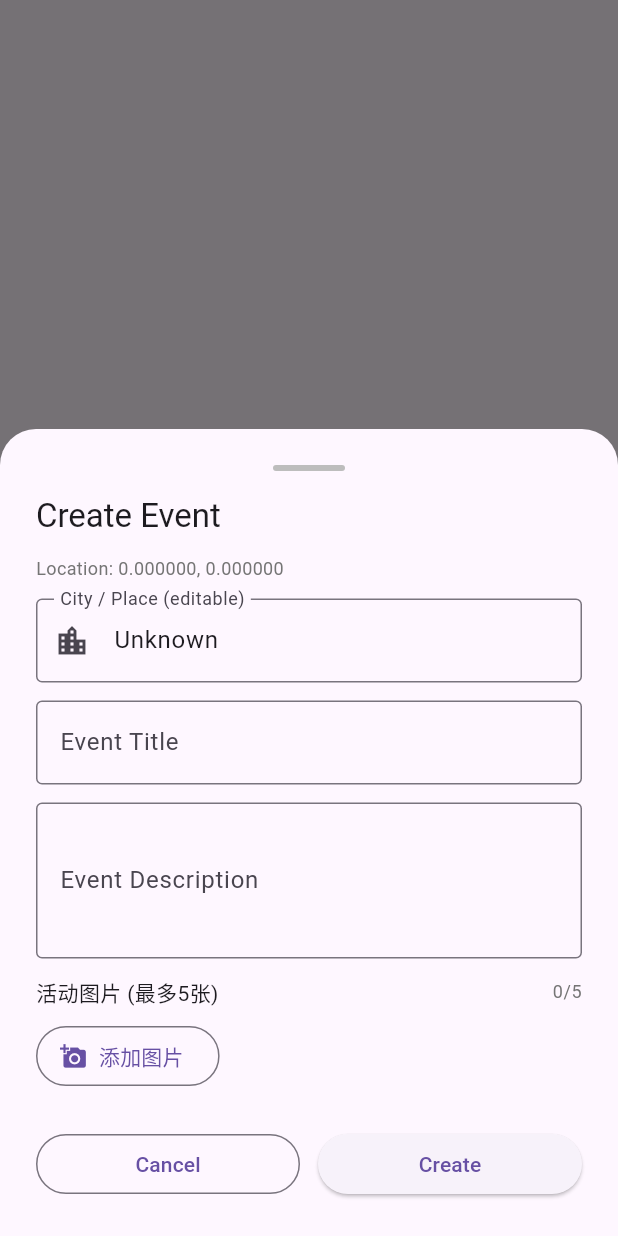
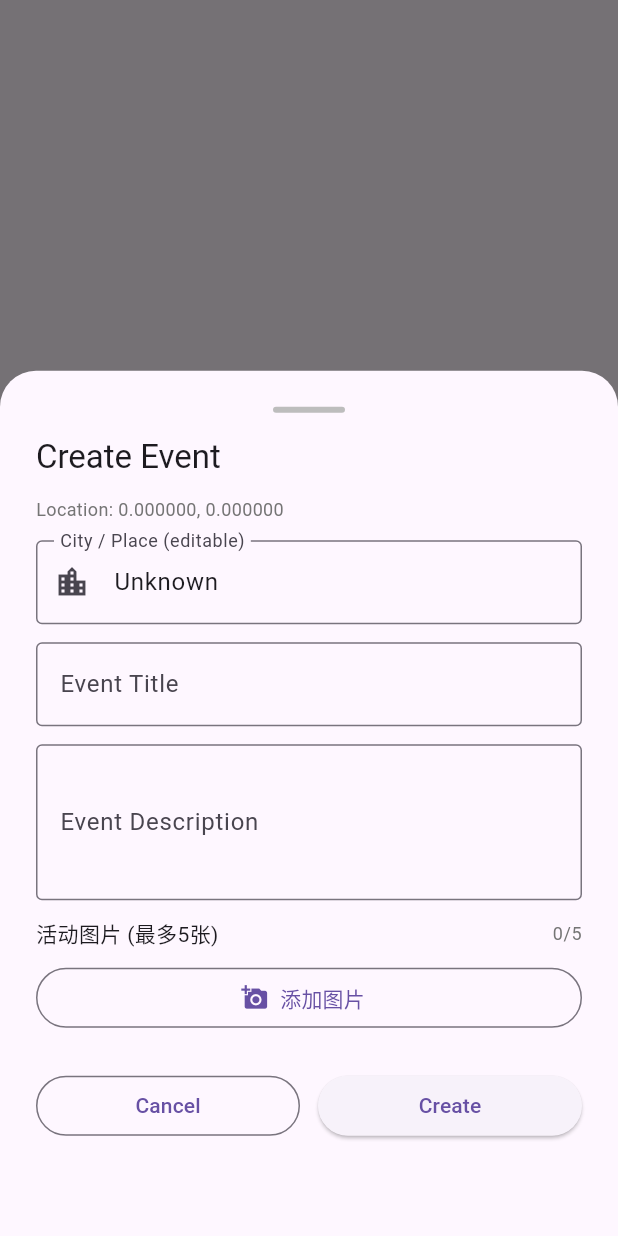
Before and after one commit to Kukutx/crew_app, a Flutter app: what showCreateEventBottomSheet() shows on an empty page, opened directly with empty values, on a phone screen of 412 x 824 dp. Run offline on Flutter 3.47's test engine with Material 3 defaults, Android fonts, the phone set to English and light mode, and no system bars; our stand-ins replace cached_network_image, dio, firebase_auth, firebase_core, firebase_crashlytics, firebase_remote_config and 10 more; missing offline and left inert: feedback, firebase_ui_auth, firebase_ui_oauth_apple, firebase_ui_oauth_google, image_gallery_saver_plus; accounts and stored records are empty; network calls fail.

Commit message:
Refactor create event bottom sheet to be draggable

```diff
--- a/lib/features/events/presentation/map/sheets/map_create_event_sheet.dart
+++ b/lib/features/events/presentation/map/sheets/map_create_event_sheet.dart
@@ -96,6 +96,12 @@
               coverIndex = index;
             });
           }
+          return DraggableScrollableSheet(
+            expand: false,
+            minChildSize: 0.4,
+            initialChildSize: 0.7,
+            maxChildSize: 0.95,
+            builder: (context, scrollController) {
               return AnimatedPadding(
                 duration: const Duration(milliseconds: 200),
                 curve: Curves.easeOut,
@@ -105,9 +111,10 @@
                   left: 24,
                   right: 24,
                 ),
-            child: Column(
-              mainAxisSize: MainAxisSize.min,
-              crossAxisAlignment: CrossAxisAlignment.start,
+                child: Form(
+                  key: formKey,
+                  child: ListView(
+                    controller: scrollController,
                     children: [
                       Center(
                         child: Container(
@@ -125,20 +132,12 @@
                         style: Theme.of(context).textTheme.titleLarge,
                       ),
                       const SizedBox(height: 12),
-                Form(
-                  key: formKey,
-                  child: SingleChildScrollView(
-                    child: Column(
-                      mainAxisSize: MainAxisSize.min,
-                      crossAxisAlignment: CrossAxisAlignment.start,
-                      children: [
                       Text(
                         loc.location_coordinates(
                           pos.latitude.toStringAsFixed(6),
                           pos.longitude.toStringAsFixed(6),
                         ),
-                          style:
-                              TextStyle(color: Colors.grey[600], fontSize: 12),
+                        style: TextStyle(color: Colors.grey[600], fontSize: 12),
                       ),
                       const SizedBox(height: 12),
                       TextFormField(
@@ -178,8 +177,7 @@
                           Expanded(
                             child: Text(
                               '活动图片 (最多5张)',
-                                style:
-                                    Theme.of(context).textTheme.bodyMedium,
+                              style: Theme.of(context).textTheme.bodyMedium,
                             ),
                           ),
                           Text(
@@ -206,8 +204,7 @@
                                       width: 80,
                                       height: 80,
                                       decoration: BoxDecoration(
-                                          borderRadius:
-                                              BorderRadius.circular(8),
+                                        borderRadius: BorderRadius.circular(8),
                                         border: Border.all(
                                           color: coverIndex == i
                                               ? Theme.of(context)
@@ -290,10 +287,6 @@
                                 ?.copyWith(color: Colors.grey[600]),
                           ),
                         ),
-                      ],
-                    ),
-                  ),
-                ),
                       const SizedBox(height: 24),
                       Row(
                         children: [
@@ -326,11 +319,15 @@
                           ),
                         ],
                       ),
+                      const SizedBox(height: 24),
                     ],
+                  ),
                 ),
               );
             },
           );
         },
       );
+    },
+  );
 }
```
Lines whose indentation alone changed are shown as unchanged.
